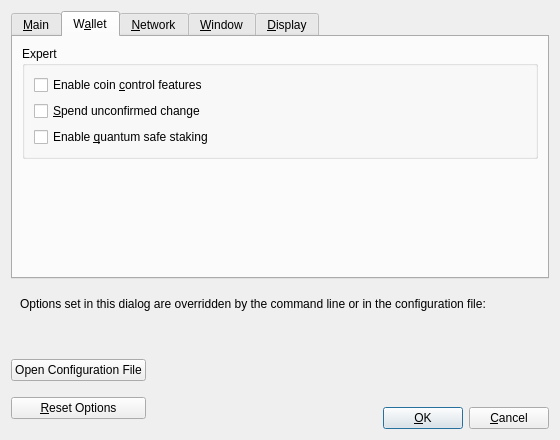
ComputerCraftr/bitcoin, file src/qt/forms/optionsdialog.ui: the form before one commit.
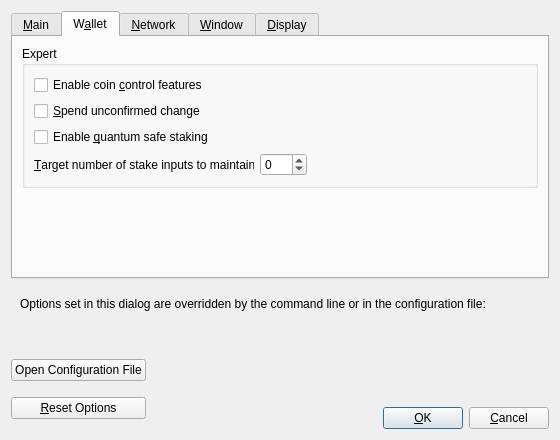
The form after the commit. The open tabs and pages were chosen to show the change. Custom widgets are drawn as their Qt base class.

Commit message: Add automatic stake input management

The edit to the form file:
```diff
--- a/src/qt/forms/optionsdialog.ui
+++ b/src/qt/forms/optionsdialog.ui
@@ -236,6 +236,49 @@
             </property>
            </widget>
           </item>
+          <item>
+           <layout class="QHBoxLayout" name="horizontalLayout_1_Wallet">
+            <item>
+             <widget class="QLabel" name="targetStakeInputsLabel">
+              <property name="text">
+               <string>&amp;Target number of stake inputs to maintain</string>
+              </property>
+              <property name="textFormat">
+               <enum>Qt::PlainText</enum>
+              </property>
+              <property name="buddy">
+               <cstring>targetStakeInputs</cstring>
+              </property>
+             </widget>
+            </item>
+            <item>
+             <widget class="QSpinBox" name="targetStakeInputs">
+              <property name="minimum">
+               <number>-1</number>
+              </property>
+              <property name="maximum">
+               <number>100</number>
+              </property>
+              <property name="toolTip">
+               <string>(0 = auto, -1 = disabled)</string>
+              </property>
+             </widget>
+            </item>
+            <item>
+             <spacer name="horizontalSpacer_1_Wallet">
+              <property name="orientation">
+               <enum>Qt::Horizontal</enum>
+              </property>
+              <property name="sizeHint" stdset="0">
+               <size>
+                <width>40</width>
+                <height>20</height>
+               </size>
+              </property>
+             </spacer>
+            </item>
+           </layout>
+          </item>
          </layout>
         </widget>
        </item>
```
The commit also changes 8 other files.
